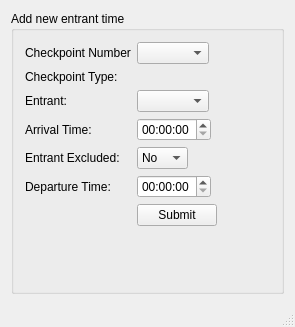
First picture: the form in Checkpoint Manager/CheckpointManager/checkpointmanager.ui, repository fewstera/CS22510, before the edit.
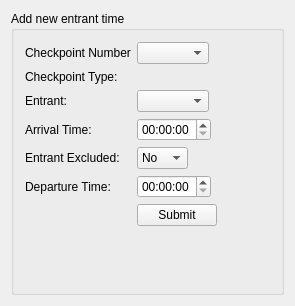
Second picture: the form after the edit.

Commit message: Added Event Manager

The edit to the form file:
```diff
--- a/Checkpoint Manager/CheckpointManager/checkpointmanager.ui
+++ b/Checkpoint Manager/CheckpointManager/checkpointmanager.ui
@@ -1,19 +1,18 @@
 <?xml version="1.0" encoding="UTF-8"?>
 <ui version="4.0">
  <class>CheckpointManager</class>
- <widget class="QMainWindow" name="CheckpointManager">
+ <widget class="QWidget" name="CheckpointManager">
   <property name="geometry">
    <rect>
     <x>0</x>
     <y>0</y>
     <width>295</width>
-    <height>327</height>
+    <height>306</height>
    </rect>
   </property>
   <property name="windowTitle">
    <string>Checkpoint Manager</string>
   </property>
-  <widget class="QWidget" name="centralWidget">
    <layout class="QHBoxLayout" name="horizontalLayout">
     <item>
      <widget class="QGroupBox" name="groupBox">
@@ -139,8 +138,6 @@
     </item>
    </layout>
   </widget>
-  <widget class="QStatusBar" name="statusBar"/>
- </widget>
  <layoutdefault spacing="6" margin="11"/>
  <tabstops>
   <tabstop>inptNode</tabstop>
```
Left out of the diff: 35 changed lines with no effect on the pictures. Lines whose indentation alone changed are shown as unchanged. The commit also changes 191 other files.
